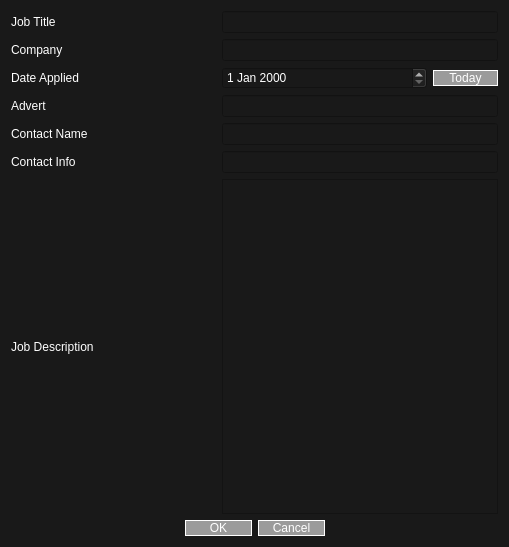
This is NewApplication/newappdialog.ui in SeargD/ApplicationTracker as Qt 5 draws it before an edit. The edited form follows.
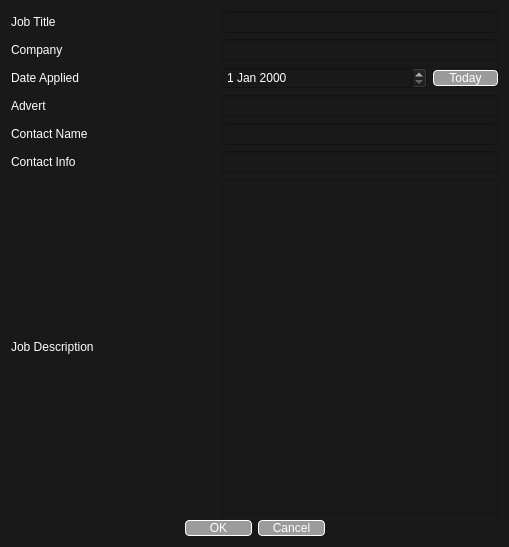
This is the edited form.

What changed in the file:
```diff
--- a/NewApplication/newappdialog.ui
+++ b/NewApplication/newappdialog.ui
@@ -75,7 +75,8 @@
        </property>
        <property name="styleSheet">
         <string notr="true">background-color: rgb(155,155,155);
-border:1px solid rgb(255,255,255)</string>
+border:1px solid rgb(255,255,255);
+border-radius: 4</string>
        </property>
        <property name="text">
         <string>Today</string>
@@ -156,7 +157,8 @@
      <property name="styleSheet">
       <string notr="true">min-width : 65px;
 background-color: rgb(155,155,155);
-border:1px solid rgb(255,255,255)</string>
+border:1px solid rgb(255,255,255);
+border-radius: 4</string>
      </property>
      <property name="orientation">
       <enum>Qt::Horizontal</enum>
```
